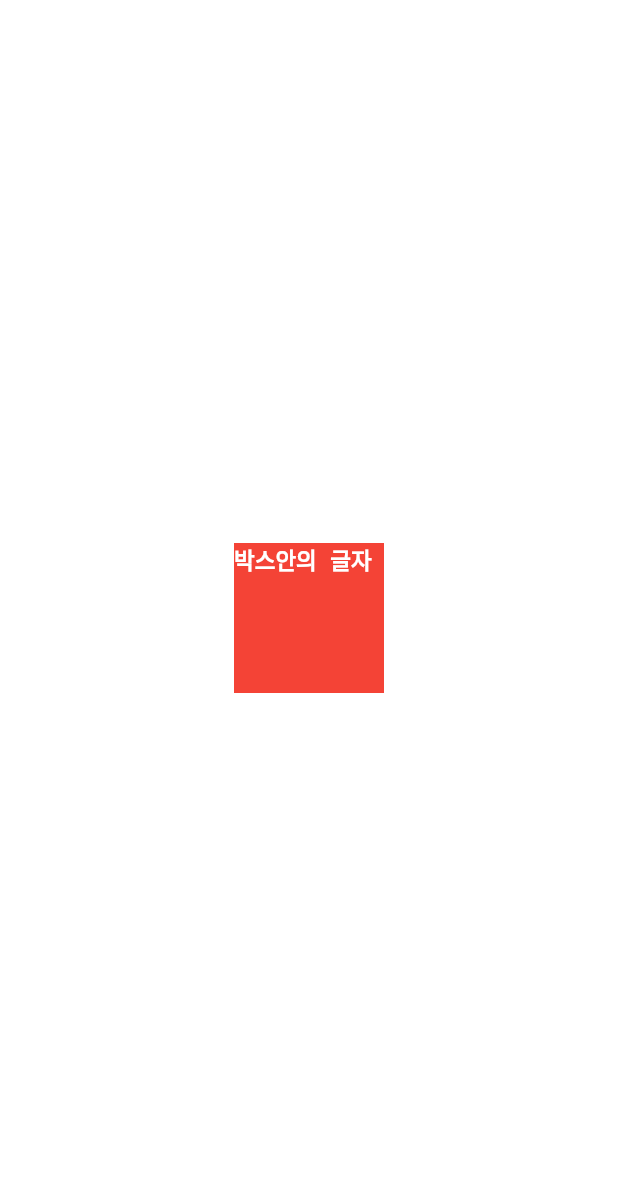
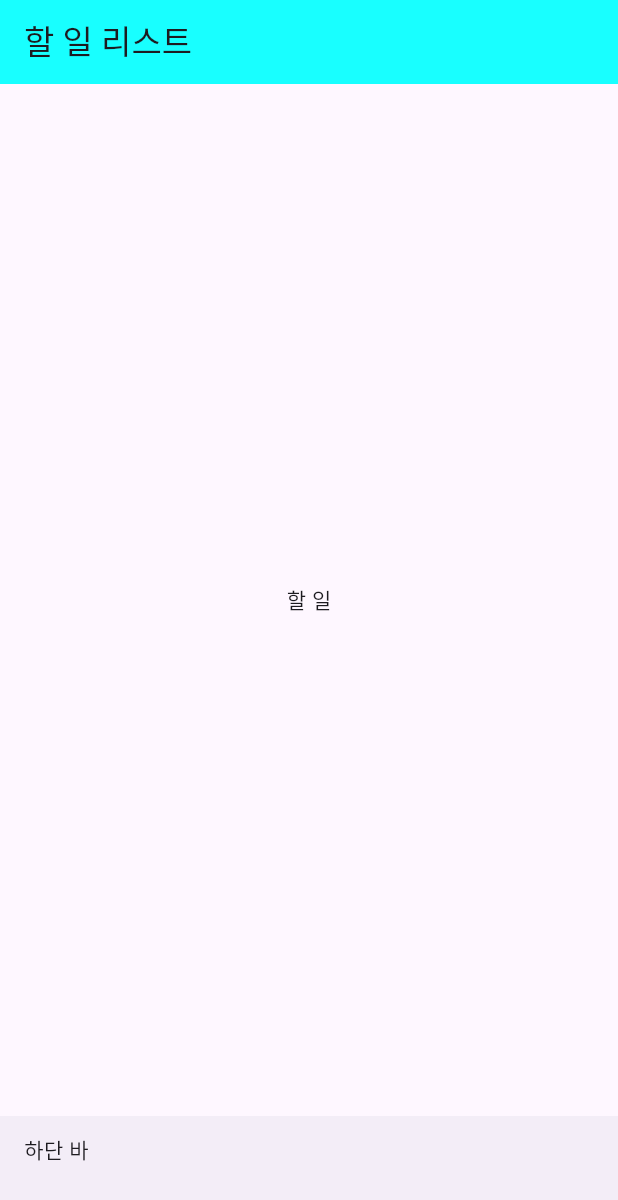
Before and after one commit to SangWon7242/flutter_exam, a Flutter app: the screen it shows after launch, on a phone screen of 412 x 824 dp. Shown: the top 1200 px of the screen. Run offline on Flutter 3.47's test engine with Material 3 defaults, Android fonts, the phone set to English and light mode, and no system bars; Roboto replaces fonts that are missing (GmarketSans).

Commit message:
앱 기본 레이아웃 구성

```diff
--- a/lib/main.dart
+++ b/lib/main.dart
@@ -9,23 +9,22 @@ class MyApp extends StatelessWidget {
 
   @override
   Widget build(BuildContext context) {
+    const String appTitle = '할 일 리스트';
 
     return MaterialApp(
-      home: Center(
-          child: Container(
-              width: 100,
-              height: 100,
-              color: Colors.red,
-              child: Text(
-                  '박스안의 글자',
-                style: TextStyle(
-                    color: Colors.white,
-                    fontSize: 15,
-                    fontWeight: FontWeight.bold,
-                    decoration: TextDecoration.none,
-                ),
-              )
-          ),
+      debugShowCheckedModeBanner: false,
+      theme: ThemeData(
+        fontFamily: 'GmarketSans', // 폰트 적용
+      ),
+      home: Scaffold(
+        appBar: AppBar(
+            title: Text(appTitle),
+            backgroundColor: Colors.cyanAccent
+        ),
+        body: const Center(
+          child: Text('할 일')
+        ),
+        bottomNavigationBar: BottomAppBar(child: Text('하단 바'))
       )
     );
   }
```
